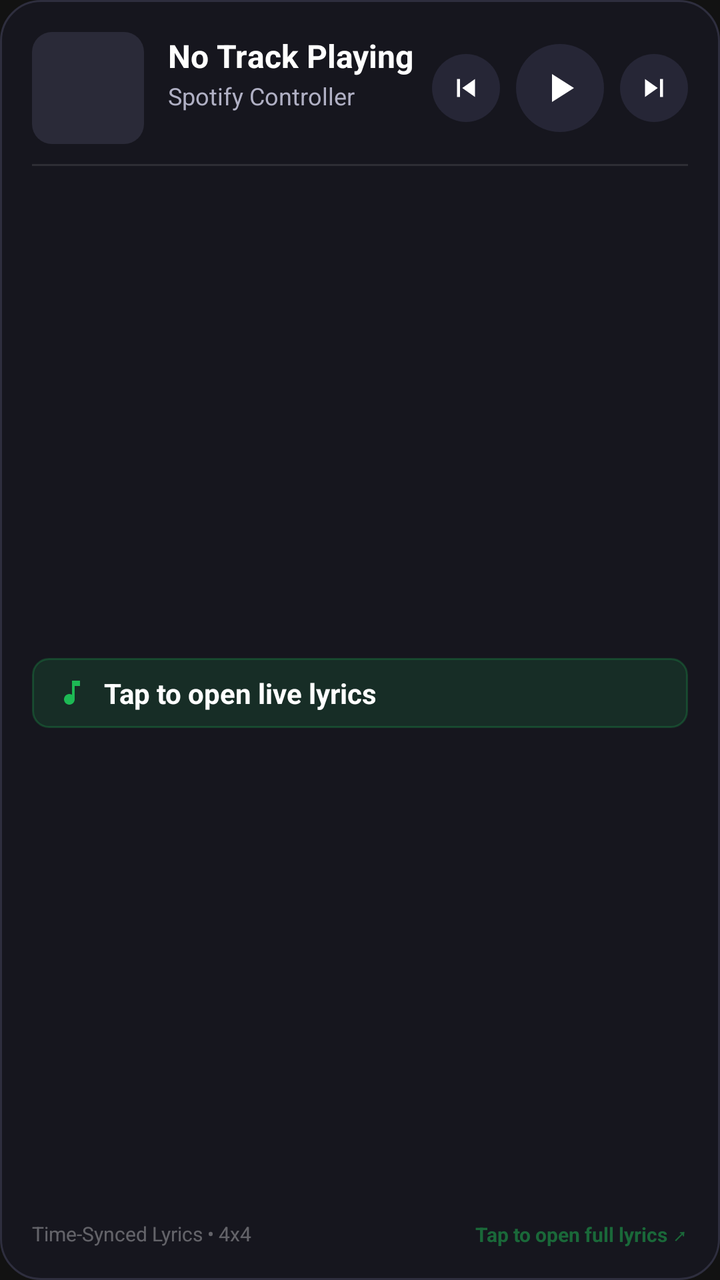
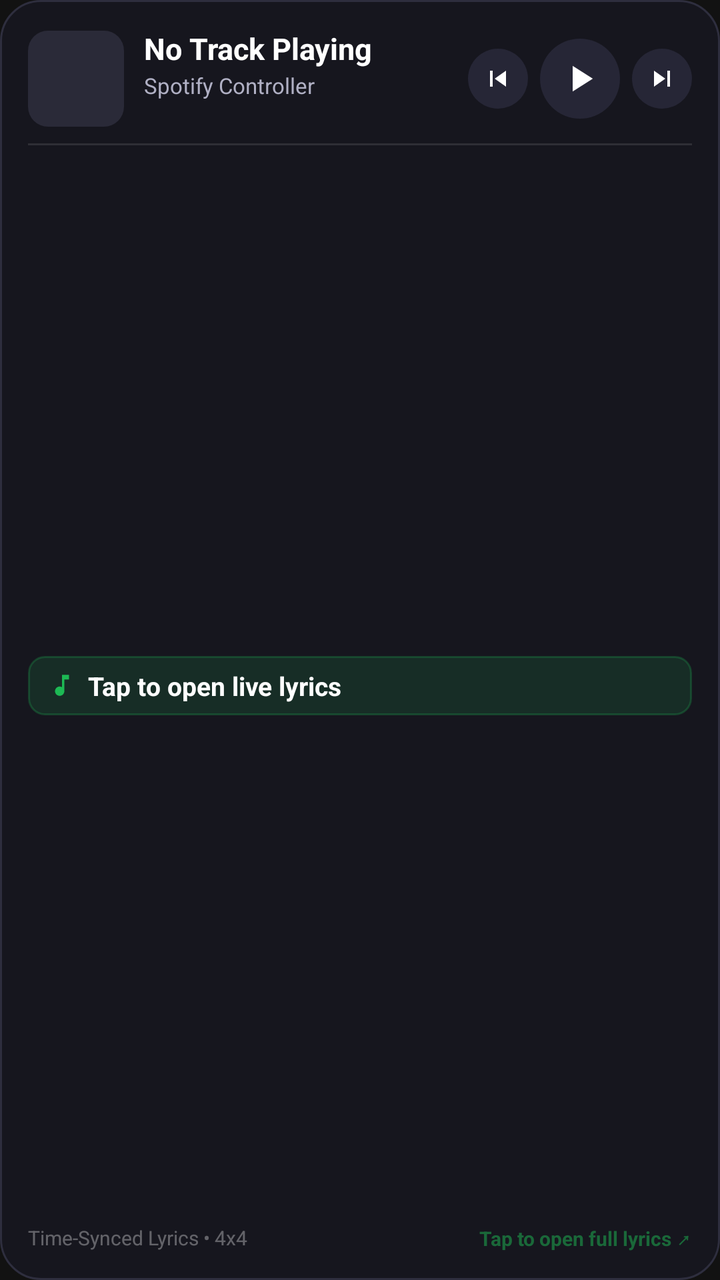

The first picture is an Android layout as it rendered before a commit; the second is the same layout after the commit. The layout source and the unified diff follow.
<!-- AndroidManifest.xml: application theme Theme.SpotifyController -->
<!-- res/layout/widget_lyrics_large.xml -->
<?xml version="1.0" encoding="utf-8"?>
<LinearLayout xmlns:android="http://schemas.android.com/apk/res/android"
    android:id="@+id/widget_root"
    android:layout_width="match_parent"
    android:layout_height="match_parent"
    android:background="@drawable/widget_background"
    android:orientation="vertical"
    android:padding="16dp">

    
    <LinearLayout
        android:layout_width="match_parent"
        android:layout_height="wrap_content"
        android:gravity="center_vertical"
        android:orientation="horizontal">

        <ImageView
            android:id="@+id/widget_large_album_art"
            android:layout_width="56dp"
            android:layout_height="56dp"
            android:scaleType="centerCrop"
            android:src="@drawable/widget_album_art_placeholder" />

        <LinearLayout
            android:id="@+id/widget_large_track_info"
            android:layout_width="0dp"
            android:layout_height="wrap_content"
            android:layout_marginStart="12dp"
            android:layout_marginEnd="8dp"
            android:layout_weight="1"
            android:orientation="vertical">

            <TextView
                android:id="@+id/widget_large_track_title"
                android:layout_width="wrap_content"
                android:layout_height="wrap_content"
                android:ellipsize="end"
                android:maxLines="1"
                android:text="No Track Playing"
                android:textColor="#FFFFFF"
                android:textSize="16sp"
                android:textStyle="bold" />

            <TextView
                android:id="@+id/widget_large_artist_name"
                android:layout_width="wrap_content"
                android:layout_height="wrap_content"
                android:layout_marginTop="1dp"
                android:ellipsize="end"
                android:maxLines="1"
                android:text="Spotify Controller"
                android:textColor="#B0B0C4"
                android:textSize="12sp" />

            <TextView
                android:id="@+id/widget_large_album_name"
                android:layout_width="wrap_content"
                android:layout_height="wrap_content"
                android:layout_marginTop="1dp"
                android:ellipsize="end"
                android:maxLines="1"
                android:text=""
                android:textColor="#707086"
                android:textSize="10sp" />
        </LinearLayout>

        
        <LinearLayout
            android:layout_width="wrap_content"
            android:layout_height="wrap_content"
            android:gravity="center_vertical"
            android:orientation="horizontal">

            <ImageButton
                android:id="@+id/widget_large_btn_prev"
                android:layout_width="34dp"
                android:layout_height="34dp"
                android:background="@drawable/widget_btn_bg"
                android:contentDescription="Previous Track"
                android:padding="8dp"
                android:scaleType="fitCenter"
                android:src="@drawable/ic_widget_skip_previous" />

            <ImageButton
                android:id="@+id/widget_large_btn_play_pause"
                android:layout_width="44dp"
                android:layout_height="44dp"
                android:layout_marginStart="8dp"
                android:layout_marginEnd="8dp"
                android:background="@drawable/widget_btn_bg"
                android:contentDescription="Play or Pause"
                android:padding="10dp"
                android:scaleType="fitCenter"
                android:src="@drawable/ic_widget_play" />

            <ImageButton
                android:id="@+id/widget_large_btn_next"
                android:layout_width="34dp"
                android:layout_height="34dp"
                android:background="@drawable/widget_btn_bg"
                android:contentDescription="Next Track"
                android:padding="8dp"
                android:scaleType="fitCenter"
                android:src="@drawable/ic_widget_skip_next" />
        </LinearLayout>
    </LinearLayout>

    
    <FrameLayout
        android:layout_width="match_parent"
        android:layout_height="1dp"
        android:layout_marginTop="10dp"
        android:layout_marginBottom="6dp"
        android:background="#1AFFFFFF" />

    
    <LinearLayout
        android:id="@+id/widget_large_lyrics_container"
        android:layout_width="match_parent"
        android:layout_height="0dp"
        android:layout_weight="1"
        android:gravity="center_vertical"
        android:orientation="vertical">

        
        <TextView
            android:id="@+id/widget_large_lyric_prev_3"
            android:layout_width="match_parent"
            android:layout_height="wrap_content"
            android:ellipsize="end"
            android:maxLines="1"
            android:text=""
            android:textColor="#33FFFFFF"
            android:textSize="11sp" />

        
        <TextView
            android:id="@+id/widget_large_lyric_prev_2"
            android:layout_width="match_parent"
            android:layout_height="wrap_content"
            android:layout_marginTop="2dp"
            android:ellipsize="end"
            android:maxLines="1"
            android:text=""
            android:textColor="#59FFFFFF"
            android:textSize="11sp" />

        
        <TextView
            android:id="@+id/widget_large_lyric_prev_1"
            android:layout_width="match_parent"
            android:layout_height="wrap_content"
            android:layout_marginTop="2dp"
            android:ellipsize="end"
            android:maxLines="1"
            android:text=""
            android:textColor="#8CFFFFFF"
            android:textSize="12sp" />

        
        <LinearLayout
            android:id="@+id/widget_large_active_box"
            android:layout_width="match_parent"
            android:layout_height="wrap_content"
            android:layout_marginTop="6dp"
            android:layout_marginBottom="6dp"
            android:background="@drawable/widget_active_line_bg"
            android:gravity="center_vertical"
            android:orientation="horizontal"
            android:paddingStart="12dp"
            android:paddingEnd="12dp"
            android:paddingTop="8dp"
            android:paddingBottom="8dp">

            <ImageView
                android:layout_width="16dp"
                android:layout_height="16dp"
                android:layout_marginEnd="8dp"
                android:src="@drawable/ic_widget_lyrics" />

            <TextView
                android:id="@+id/widget_large_lyric_active"
                android:layout_width="match_parent"
                android:layout_height="wrap_content"
                android:ellipsize="end"
                android:maxLines="2"
                android:text="Tap to open live lyrics"
                android:textColor="#FFFFFF"
                android:textSize="14sp"
                android:textStyle="bold" />
        </LinearLayout>

        
        <TextView
            android:id="@+id/widget_large_lyric_next_1"
            android:layout_width="match_parent"
            android:layout_height="wrap_content"
            android:ellipsize="end"
            android:maxLines="1"
            android:text=""
            android:textColor="#8CFFFFFF"
            android:textSize="12sp" />

        
        <TextView
            android:id="@+id/widget_large_lyric_next_2"
            android:layout_width="match_parent"
            android:layout_height="wrap_content"
            android:layout_marginTop="2dp"
            android:ellipsize="end"
            android:maxLines="1"
            android:text=""
            android:textColor="#59FFFFFF"
            android:textSize="11sp" />

        
        <TextView
            android:id="@+id/widget_large_lyric_next_3"
            android:layout_width="match_parent"
            android:layout_height="wrap_content"
            android:layout_marginTop="2dp"
            android:ellipsize="end"
            android:maxLines="1"
            android:text=""
            android:textColor="#33FFFFFF"
            android:textSize="11sp" />

    </LinearLayout>

    
    <LinearLayout
        android:id="@+id/widget_large_footer"
        android:layout_width="match_parent"
        android:layout_height="wrap_content"
        android:layout_marginTop="6dp"
        android:gravity="center_vertical"
        android:orientation="horizontal">

        <TextView
            android:id="@+id/widget_large_status"
            android:layout_width="0dp"
            android:layout_height="wrap_content"
            android:layout_weight="1"
            android:text="Time-Synced Lyrics • 4x4"
            android:textColor="#55FFFFFF"
            android:textSize="10sp" />

        <TextView
            android:layout_width="wrap_content"
            android:layout_height="wrap_content"
            android:text="Tap to open full lyrics ↗"
            android:textColor="#801DB954"
            android:textSize="10sp"
            android:textStyle="bold" />
    </LinearLayout>

</LinearLayout>
<!-- resources referenced by this layout -->
<resources>
  <!-- drawable ic_widget_lyrics (drawable) -->
  <vector xmlns:android="http://schemas.android.com/apk/res/android"
      android:width="24dp"
      android:height="24dp"
      android:viewportWidth="24"
      android:viewportHeight="24">
      <path
          android:fillColor="#1DB954"
          android:pathData="M12,3v10.55c-0.59,-0.34 -1.27,-0.55 -2,-0.55 -2.21,0 -4,1.79 -4,4s1.79,4 4,4 4,-1.79 4,-4V7h4V3h-6z" />
  </vector>
  <!-- drawable ic_widget_play (drawable) -->
  <vector xmlns:android="http://schemas.android.com/apk/res/android"
      android:width="24dp"
      android:height="24dp"
      android:viewportWidth="24"
      android:viewportHeight="24">
      <path
          android:fillColor="#FFFFFFFF"
          android:pathData="M8,5v14l11,-7z" />
  </vector>
  <!-- drawable ic_widget_skip_next (drawable) -->
  <vector xmlns:android="http://schemas.android.com/apk/res/android"
      android:width="24dp"
      android:height="24dp"
      android:viewportWidth="24"
      android:viewportHeight="24">
      <path
          android:fillColor="#FFFFFFFF"
          android:pathData="M6,18l8.5,-6L6,6v12zM16,6v12h2V6h-2z" />
  </vector>
  <!-- drawable ic_widget_skip_previous (drawable) -->
  <vector xmlns:android="http://schemas.android.com/apk/res/android"
      android:width="24dp"
      android:height="24dp"
      android:viewportWidth="24"
      android:viewportHeight="24">
      <path
          android:fillColor="#FFFFFFFF"
          android:pathData="M6,6h2v12H6zm3.5,6l8.5,6V6z" />
  </vector>
  <!-- drawable widget_active_line_bg (drawable) -->
  <?xml version="1.0" encoding="utf-8"?>
  <shape xmlns:android="http://schemas.android.com/apk/res/android"
      android:shape="rectangle">
      <solid android:color="#241DB954" />
      <corners android:radius="8dp" />
      <stroke
          android:width="1dp"
          android:color="#401DB954" />
  </shape>
  <!-- drawable widget_album_art_placeholder (drawable) -->
  <?xml version="1.0" encoding="utf-8"?>
  <shape xmlns:android="http://schemas.android.com/apk/res/android"
      android:shape="rectangle">
      <solid android:color="#2A2A38" />
      <corners android:radius="10dp" />
  </shape>
  <!-- drawable widget_background (drawable) -->
  <?xml version="1.0" encoding="utf-8"?>
  <shape xmlns:android="http://schemas.android.com/apk/res/android"
      android:shape="rectangle">
      <solid android:color="#16161E" />
      <corners android:radius="20dp" />
      <stroke
          android:width="1dp"
          android:color="#2E2E3E" />
  </shape>
  <!-- drawable widget_btn_bg (drawable) -->
  <?xml version="1.0" encoding="utf-8"?>
  <shape xmlns:android="http://schemas.android.com/apk/res/android"
      android:shape="oval">
      <solid android:color="#262636" />
  </shape>
  <style name="Theme.SpotifyController" parent="android:Theme.Material.NoActionBar">
          <item name="android:statusBarColor">#00000000</item>
          <item name="android:navigationBarColor">#00000000</item>
          <item name="android:windowBackground">@color/background</item>
      </style>
  <color name="background">#121212</color>
</resources>

<!-- the commit's change to res/layout/widget_lyrics_large.xml (unified diff, before → after) -->
@@ -5,7 +5,7 @@
     android:layout_height="match_parent"
     android:background="@drawable/widget_background"
     android:orientation="vertical"
-    android:padding="16dp">
+    android:padding="14dp">
 
     
     <LinearLayout
@@ -16,8 +16,8 @@
 
         <ImageView
             android:id="@+id/widget_large_album_art"
-            android:layout_width="56dp"
-            android:layout_height="56dp"
+            android:layout_width="48dp"
+            android:layout_height="48dp"
             android:scaleType="centerCrop"
             android:src="@drawable/widget_album_art_placeholder" />
 
@@ -25,7 +25,7 @@
             android:id="@+id/widget_large_track_info"
             android:layout_width="0dp"
             android:layout_height="wrap_content"
-            android:layout_marginStart="12dp"
+            android:layout_marginStart="10dp"
             android:layout_marginEnd="8dp"
             android:layout_weight="1"
             android:orientation="vertical">
@@ -38,7 +38,7 @@
                 android:maxLines="1"
                 android:text="No Track Playing"
                 android:textColor="#FFFFFF"
-                android:textSize="16sp"
+                android:textSize="15sp"
                 android:textStyle="bold" />
 
             <TextView
@@ -50,7 +50,7 @@
                 android:maxLines="1"
                 android:text="Spotify Controller"
                 android:textColor="#B0B0C4"
-                android:textSize="12sp" />
+                android:textSize="11sp" />
 
             <TextView
                 android:id="@+id/widget_large_album_name"
@@ -73,33 +73,33 @@
 
             <ImageButton
                 android:id="@+id/widget_large_btn_prev"
-                android:layout_width="34dp"
-                android:layout_height="34dp"
+                android:layout_width="30dp"
+                android:layout_height="30dp"
                 android:background="@drawable/widget_btn_bg"
                 android:contentDescription="Previous Track"
-                android:padding="8dp"
+                android:padding="7dp"
                 android:scaleType="fitCenter"
                 android:src="@drawable/ic_widget_skip_previous" />
 
             <ImageButton
                 android:id="@+id/widget_large_btn_play_pause"
-                android:layout_width="44dp"
-                android:layout_height="44dp"
-                android:layout_marginStart="8dp"
-                android:layout_marginEnd="8dp"
+                android:layout_width="40dp"
+                android:layout_height="40dp"
+                android:layout_marginStart="6dp"
+                android:layout_marginEnd="6dp"
                 android:background="@drawable/widget_btn_bg"
                 android:contentDescription="Play or Pause"
-                android:padding="10dp"
+                android:padding="9dp"
                 android:scaleType="fitCenter"
                 android:src="@drawable/ic_widget_play" />
 
             <ImageButton
                 android:id="@+id/widget_large_btn_next"
-                android:layout_width="34dp"
-                android:layout_height="34dp"
+                android:layout_width="30dp"
+                android:layout_height="30dp"
                 android:background="@drawable/widget_btn_bg"
                 android:contentDescription="Next Track"
-                android:padding="8dp"
+                android:padding="7dp"
                 android:scaleType="fitCenter"
                 android:src="@drawable/ic_widget_skip_next" />
         </LinearLayout>
@@ -109,8 +109,8 @@
     <FrameLayout
         android:layout_width="match_parent"
         android:layout_height="1dp"
-        android:layout_marginTop="10dp"
-        android:layout_marginBottom="6dp"
+        android:layout_marginTop="7dp"
+        android:layout_marginBottom="5dp"
         android:background="#1AFFFFFF" />
 
     
@@ -131,7 +131,7 @@
             android:maxLines="1"
             android:text=""
             android:textColor="#33FFFFFF"
-            android:textSize="11sp" />
+            android:textSize="10sp" />
 
         
         <TextView
@@ -155,27 +155,27 @@
             android:maxLines="1"
             android:text=""
             android:textColor="#8CFFFFFF"
-            android:textSize="12sp" />
+            android:textSize="11sp" />
 
         
         <LinearLayout
             android:id="@+id/widget_large_active_box"
             android:layout_width="match_parent"
             android:layout_height="wrap_content"
-            android:layout_marginTop="6dp"
-            android:layout_marginBottom="6dp"
+            android:layout_marginTop="4dp"
+            android:layout_marginBottom="4dp"
             android:background="@drawable/widget_active_line_bg"
             android:gravity="center_vertical"
             android:orientation="horizontal"
-            android:paddingStart="12dp"
-            android:paddingEnd="12dp"
-            android:paddingTop="8dp"
-            android:paddingBottom="8dp">
+            android:paddingStart="10dp"
+            android:paddingEnd="10dp"
+            android:paddingTop="6dp"
+            android:paddingBottom="6dp">
 
             <ImageView
-                android:layout_width="16dp"
-                android:layout_height="16dp"
-                android:layout_marginEnd="8dp"
+                android:layout_width="14dp"
+                android:layout_height="14dp"
+                android:layout_marginEnd="6dp"
                 android:src="@drawable/ic_widget_lyrics" />
 
             <TextView
@@ -186,7 +186,7 @@
                 android:maxLines="2"
                 android:text="Tap to open live lyrics"
                 android:textColor="#FFFFFF"
-                android:textSize="14sp"
+                android:textSize="13sp"
                 android:textStyle="bold" />
         </LinearLayout>
 
@@ -199,7 +199,7 @@
             android:maxLines="1"
             android:text=""
             android:textColor="#8CFFFFFF"
-            android:textSize="12sp" />
+            android:textSize="11sp" />
 
         
         <TextView
@@ -223,7 +223,7 @@
             android:maxLines="1"
             android:text=""
             android:textColor="#33FFFFFF"
-            android:textSize="11sp" />
+            android:textSize="10sp" />
 
     </LinearLayout>
 
@@ -232,7 +232,7 @@
         android:id="@+id/widget_large_footer"
         android:layout_width="match_parent"
         android:layout_height="wrap_content"
-        android:layout_marginTop="6dp"
+        android:layout_marginTop="4dp"
         android:gravity="center_vertical"
         android:orientation="horizontal">
 
